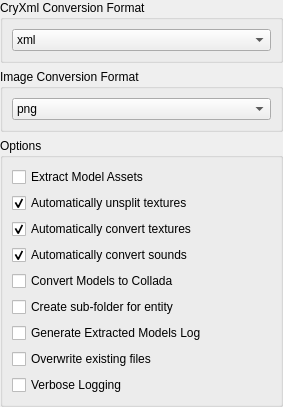
Old version of the form starfab/resources/ui/ExportSettingsForm.ui in the repository summerkirakira/StarFabNeo.
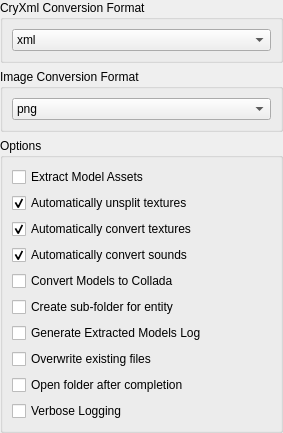
New version of the form.

```diff
--- a/starfab/resources/ui/ExportSettingsForm.ui
+++ b/starfab/resources/ui/ExportSettingsForm.ui
@@ -7,7 +7,7 @@
     <x>0</x>
     <y>0</y>
     <width>283</width>
-    <height>372</height>
+    <height>424</height>
    </rect>
   </property>
   <property name="windowTitle">
@@ -220,7 +220,14 @@
           </widget>
          </item>
          <item>
-          <widget class="QCheckBox" name="opt_Verbose">
+          <widget class="QCheckBox" name="opt_autoOpenExportFolder">
+           <property name="text">
+            <string>Open folder after completion</string>
+           </property>
+          </widget>
+         </item>
+         <item>
+          <widget class="QCheckBox" name="opt_verbose">
            <property name="text">
             <string>Verbose Logging</string>
            </property>
```
